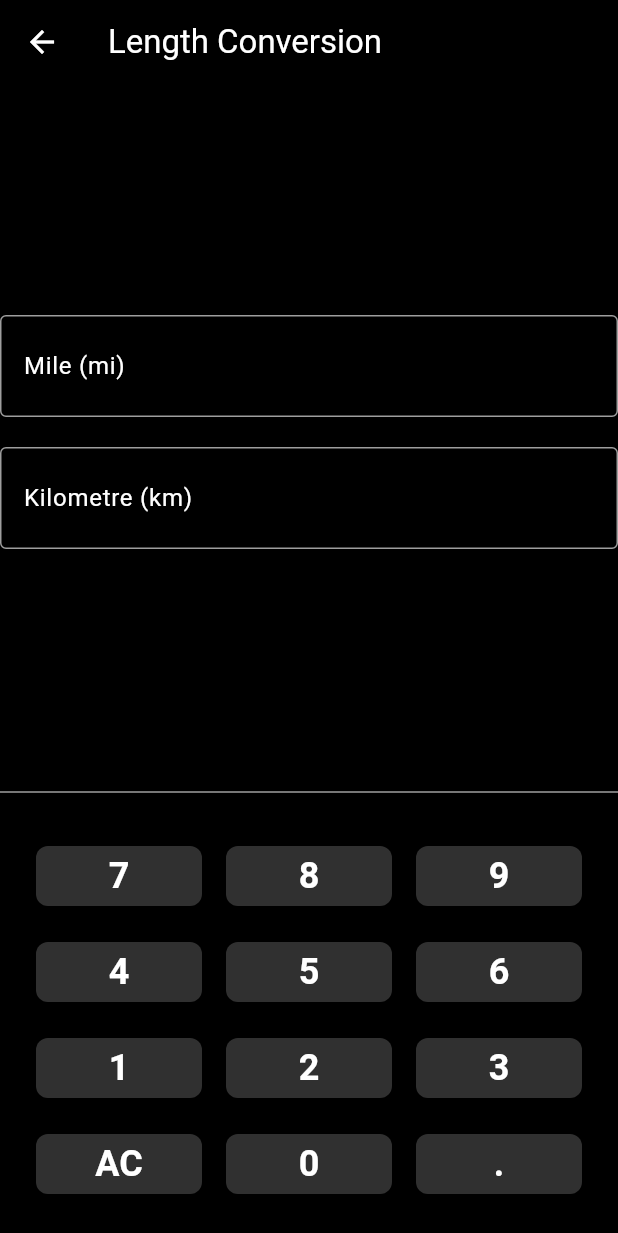
After one commit to Sanskar-Chaudhary/basic_calculator_app, a Flutter app: the screen it shows after launch, after a tap on the "sync alt" icon, on a phone screen of 412 x 824 dp. The commit adds this screen. Shown: the top 1233 px of the screen. Run offline on Flutter 3.47's test engine with Material 3 defaults, Android fonts, the phone set to English and light mode, and no system bars.

Commit message:
Add Km/Mi Converter screen (UI & Logic)

```diff
--- a/lib/calculator_screen.dart
+++ b/lib/calculator_screen.dart
@@ -1,5 +1,6 @@
 import 'package:flutter/material.dart';
 import 'calculator_controller.dart';
+import 'converter_screen.dart';
 
 class CalculatorScreen extends StatefulWidget {
   @override
@@ -12,6 +13,21 @@ class _CalculatorScreenState extends State<CalculatorScreen> {
   @override
   Widget build(BuildContext context) {
     return Scaffold(
+      appBar: AppBar(
+        title: Text('Basic Calculator'),
+        backgroundColor: Colors.black,
+        actions: [
+          IconButton(
+            icon: Icon(Icons.sync_alt),
+            onPressed: () {
+              Navigator.push(
+                context,
+                MaterialPageRoute(builder: (context) => ConverterScreen()),
+              );
+            },
+          )
+        ],
+      ),
       backgroundColor: Colors.black,
       body: SafeArea(
         child: Column(
@@ -35,18 +51,34 @@ class _CalculatorScreenState extends State<CalculatorScreen> {
               shrinkWrap: true,
               physics: NeverScrollableScrollPhysics(),
               children: <String>[
-                'AC', '%', '×', '÷',
-                '7', '8', '9', '-',
-                '4', '5', '6', '+',
-                '1', '2', '3', '=',
-                '00', '0', '.',
+                'AC',
+                '%',
+                '×',
+                '÷',
+                '7',
+                '8',
+                '9',
+                '-',
+                '4',
+                '5',
+                '6',
+                '+',
+                '1',
+                '2',
+                '3',
+                '=',
+                '00',
+                '0',
+                '.',
               ].map((key) {
                 return GridTile(
                   child: TextButton(
                     onPressed: () => setState(() {
-                      controller.inputCharacter(key); // Use the inputCharacter method
+                      controller
+                          .inputCharacter(key);
                     }),
-                    child: Text(key, style: TextStyle(fontSize: 24, color: Colors.white)),
+                    child: Text(key,
+                        style: TextStyle(fontSize: 24, color: Colors.white)),
                     style: TextButton.styleFrom(
                       backgroundColor: Colors.grey[850],
                       foregroundColor: Colors.white,
--- /dev/null
+++ b/lib/converter_screen.dart
@@ -0,0 +1,172 @@
+import 'package:flutter/material.dart';
+
+class ConverterScreen extends StatefulWidget {
+  @override
+  _ConverterScreenState createState() => _ConverterScreenState();
+}
+
+class _ConverterScreenState extends State<ConverterScreen> {
+  final TextEditingController _kmController = TextEditingController();
+  final TextEditingController _milesController = TextEditingController();
+  bool isKmActive = true; // Track which input is active
+
+  void _convertKmToMiles(String km) {
+    final double kilometers = double.parse(km);
+    final double miles = kilometers * 0.621371;
+    _milesController.text = miles.toStringAsFixed(4);
+  }
+
+  void _convertMilesToKm(String miles) {
+    final double milesValue = double.parse(miles);
+    final double kilometers = milesValue / 0.621371;
+    _kmController.text = kilometers.toStringAsFixed(4);
+  }
+
+  void _handleInput(String input) {
+    if (isKmActive) {
+      _kmController.text += input;
+      _convertKmToMiles(_kmController.text);
+    } else {
+      _milesController.text += input;
+      _convertMilesToKm(_milesController.text);
+    }
+  }
+
+  @override
+  Widget build(BuildContext context) {
+    return Scaffold(
+      appBar: AppBar(
+        title: Text('Length Conversion', style: TextStyle(color: Colors.white)),
+        backgroundColor: Colors.black,
+        leading: IconButton(
+          icon: Icon(Icons.arrow_back, color: Colors.white),
+          onPressed: () => Navigator.pop(context),
+        ),
+      ),
+      backgroundColor: Colors.black,
+      body: Column(
+        children: <Widget>[
+          Expanded(
+            child: Column(
+              mainAxisAlignment: MainAxisAlignment.center,
+              children: [
+                TextField(
+                  controller: _milesController,
+                  decoration: InputDecoration(
+                    labelText: 'Mile (mi)',
+                    labelStyle: TextStyle(color: Colors.white),
+                    enabledBorder: OutlineInputBorder(
+                      borderSide: BorderSide(color: Colors.grey),
+                    ),
+                    focusedBorder: OutlineInputBorder(
+                      borderSide: BorderSide(color: Colors.blue),
+                    ),
+                  ),
+                  style: TextStyle(fontSize: 24, color: Colors.white),
+                  textAlign: TextAlign.center,
+                  onTap: () => setState(() {
+                    isKmActive = false;
+                  }),
+                  keyboardType: TextInputType.none,
+                ),
+                SizedBox(height: 20),
+                TextField(
+                  controller: _kmController,
+                  decoration: InputDecoration(
+                    labelText: 'Kilometre (km)',
+                    labelStyle: TextStyle(color: Colors.white),
+                    enabledBorder: OutlineInputBorder(
+                      borderSide: BorderSide(color: Colors.grey),
+                    ),
+                    focusedBorder: OutlineInputBorder(
+                      borderSide: BorderSide(color: Colors.blue),
+                    ),
+                  ),
+                  style: TextStyle(fontSize: 24, color: Colors.white),
+                  textAlign: TextAlign.center,
+                  onTap: () => setState(() {
+                    isKmActive = true;
+                  }),
+                  keyboardType: TextInputType.none,
+                ),
+              ],
+            ),
+          ),
+          Divider(color: Colors.grey),
+          _buildNumberPad(),
+        ],
+      ),
+    );
+  }
+
+  Widget _buildNumberPad() {
+    return Container(
+      padding: EdgeInsets.all(16),
+      color: Colors.black,
+      child: Column(
+        children: [
+          Row(
+            mainAxisAlignment: MainAxisAlignment.spaceEvenly,
+            children: ['7', '8', '9']
+                .map((number) => _buildNumberButton(number))
+                .toList(),
+          ),
+          Row(
+            mainAxisAlignment: MainAxisAlignment.spaceEvenly,
+            children: ['4', '5', '6']
+                .map((number) => _buildNumberButton(number))
+                .toList(),
+          ),
+          Row(
+            mainAxisAlignment: MainAxisAlignment.spaceEvenly,
+            children: ['1', '2', '3']
+                .map((number) => _buildNumberButton(number))
+                .toList(),
+          ),
+          Row(
+            mainAxisAlignment: MainAxisAlignment.spaceEvenly,
+            children: ['AC', '0', '.']
+                .map((number) => _buildNumberButton(number))
+                .toList(),
+          ),
+        ],
+      ),
+    );
+  }
+
+  Widget _buildNumberButton(String number) {
+    return Expanded(
+      child: Padding(
+        padding: const EdgeInsets.all(8.0),
+        child: ElevatedButton(
+          style: ElevatedButton.styleFrom(
+            backgroundColor: Colors.grey[850], // Use backgroundColor for the button's background color.
+            foregroundColor: Colors.white, // Use foregroundColor for text and icon color.
+            shape: RoundedRectangleBorder(
+              borderRadius: BorderRadius.circular(8.0),
+            ),
+          ),
+          onPressed: () {
+            setState(() {
+              if (number == 'AC') {
+                // Clear the corresponding text field
+                if (isKmActive) {
+                  _kmController.clear();
+                  _milesController.clear();
+                } else {
+                  _milesController.clear();
+                  _kmController.clear();
+                }
+              } else {
+                // Add number to the corresponding text field
+                _handleInput(number);
+              }
+            });
+          },
+          child: Text(number,
+              style: TextStyle(fontSize: 24, fontWeight: FontWeight.bold)),
+        ),
+      ),
+    );
+  }
+}
--- a/lib/main.dart
+++ b/lib/main.dart
@@ -1,5 +1,5 @@
 import 'package:flutter/material.dart';
-import 'calculator_screen.dart'; // Make sure to import the calculator screen
+import 'calculator_screen.dart';
 
 void main() {
   runApp(MyApp());
```
